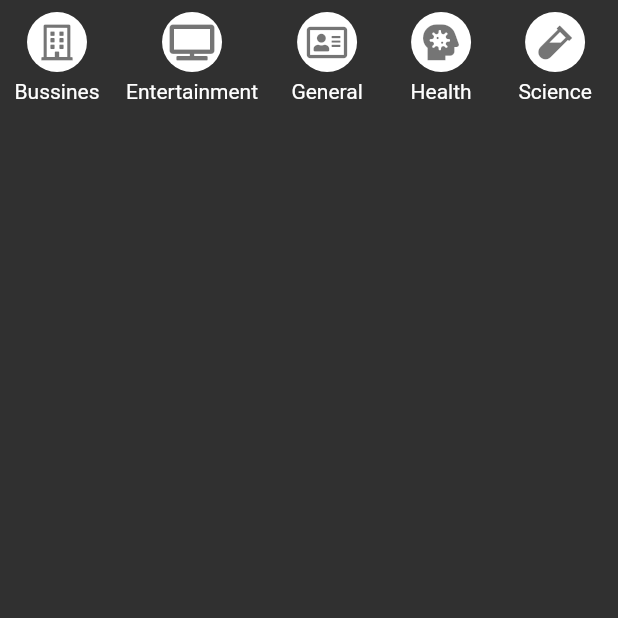
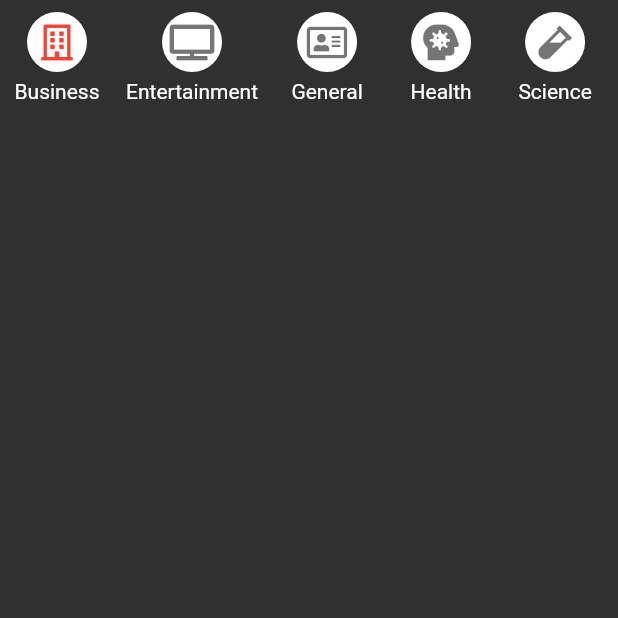
Before and after one commit to AG350/news_app, a Flutter app: the screen it shows after launch, swiped to page 2, on a phone screen of 412 x 824 dp, the top half of it. Run offline on Flutter 3.47's test engine with Material 2 defaults, Android fonts, the phone set to English and light mode, and no system bars; our stand-ins replace font_awesome_flutter; network calls fail.

Commit message:
Aplicacion de noticias.

```diff
--- a/lib/src/screens/tab2_screen.dart
+++ b/lib/src/screens/tab2_screen.dart
@@ -1,16 +1,20 @@
 import 'package:flutter/material.dart';
 import 'package:newsapp/src/models/category_model.dart';
 import 'package:newsapp/src/services/news_service.dart';
+import 'package:newsapp/src/theme/theme.dart';
+import 'package:newsapp/src/widgets/news_list.dart';
 import 'package:provider/provider.dart';
 
 class Tab2Screen extends StatelessWidget {
   @override
   Widget build(BuildContext context) {
+    final newsService = Provider.of<NewsService>(context);
     return SafeArea(
       child: Scaffold(
         body: Column(
           children: [
             _CategoriesList(),
+            Expanded(child: NewsList(newsService.getArticlesBySelectedCategory))
           ],
         ),
       ),
@@ -54,9 +58,11 @@ class _CategoryIcon extends StatelessWidget {
 
   @override
   Widget build(BuildContext context) {
+    final newsService = Provider.of<NewsService>(context);
     return GestureDetector(
       onTap: () {
-        print('${category.label}');
+        //print('${category.label}');
+        newsService.selectedCategory = category.label;
       },
       child: Container(
         width: 40,
@@ -65,7 +71,9 @@ class _CategoryIcon extends StatelessWidget {
         decoration: BoxDecoration(shape: BoxShape.circle, color: Colors.white),
         child: Icon(
           category.icon,
-          color: Colors.black54,
+          color: newsService.selectedCategory == this.category.label
+              ? myTheme.accentColor
+              : Colors.black54,
         ),
       ),
     );
--- a/lib/src/services/news_service.dart
+++ b/lib/src/services/news_service.dart
@@ -9,8 +9,9 @@ const _API_KEY = '642c761941314601b682b206af8aacaf';
 
 class NewsService with ChangeNotifier {
   List<Article> headlines = [];
+  String _selectedCategory = 'business';
   List<Category> categories = [
-    Category(FontAwesomeIcons.building, 'bussines'),
+    Category(FontAwesomeIcons.building, 'business'),
     Category(FontAwesomeIcons.tv, 'entertainment'),
     Category(FontAwesomeIcons.addressCard, 'general'),
     Category(FontAwesomeIcons.headSideVirus, 'health'),
@@ -19,9 +20,27 @@ class NewsService with ChangeNotifier {
     Category(FontAwesomeIcons.microchip, 'technology'),
   ];
 
+  Map<String, List<Article>> categoryArticles = {};
+
   NewsService() {
     this.getTopHeadlines();
+    categories.forEach(
+      (element) {
+        this.categoryArticles[element.label] = [];
+      },
+    );
   }
+
+  String get selectedCategory => this._selectedCategory;
+  set selectedCategory(String value) {
+    this._selectedCategory = value;
+
+    this.getArticlesByCategory(value);
+    notifyListeners();
+  }
+
+  List<Article> get getArticlesBySelectedCategory =>
+      this.categoryArticles[this.selectedCategory]! ;
 
   getTopHeadlines() async {
     final url = '$_BASE_URL/top-headlines?apiKey=$_API_KEY&country=ar';
@@ -31,4 +50,19 @@ class NewsService with ChangeNotifier {
     this.headlines.addAll(newsResponse.articles);
     notifyListeners();
   }
+
+  getArticlesByCategory(String category) async {
+    if (categoryArticles[category]!.length > 0) {
+      return this.categoryArticles[category];
+    }
+    final url =
+        '$_BASE_URL/top-headlines?apiKey=$_API_KEY&country=ar&category=$category';
+    final resp = await http.get(Uri.parse(url));
+
+    final newsResponse = NewsResponse.fromJson(resp.body);
+    this.headlines.addAll(newsResponse.articles);
+
+    this.categoryArticles[category]!.addAll(newsResponse.articles);
+    notifyListeners();
+  }
 }
```
